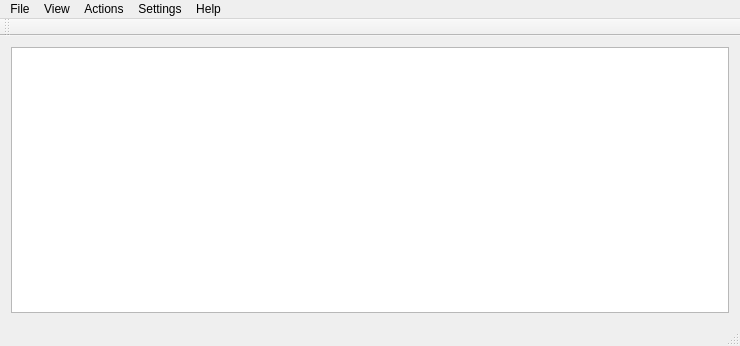
Old version of the form GUI/MainWindow.ui in the repository vvmarko/triangulator.
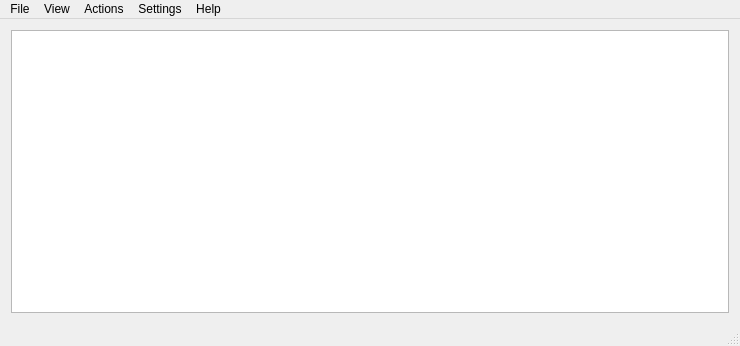
New version of the form.

Commit message: Some small cosmetic upgrades to the GUI.

Diff of the .ui file:
```diff
--- a/GUI/MainWindow.ui
+++ b/GUI/MainWindow.ui
@@ -76,14 +76,6 @@
    <addaction name="menuSettings"/>
    <addaction name="menuHelp"/>
   </widget>
-  <widget class="QToolBar" name="mainToolBar">
-   <attribute name="toolBarArea">
-    <enum>TopToolBarArea</enum>
-   </attribute>
-   <attribute name="toolBarBreak">
-    <bool>false</bool>
-   </attribute>
-  </widget>
   <widget class="QStatusBar" name="statusBar"/>
   <action name="actionNew">
    <property name="text">
```
The commit also changes 4 other files.
